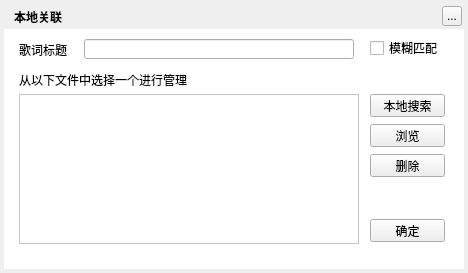
Old version of the form TTKModule/TTKWidget/musicUiKits/musicLrcKits/musiclrclocallinkwidget.ui in the repository Greedysky/TTKMusicPlayer.
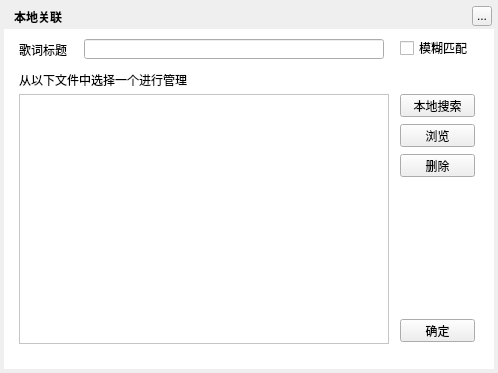
New version of the form. Custom widgets are drawn as their Qt base class.

```diff
--- a/TTKModule/TTKWidget/musicUiKits/musicLrcKits/musiclrclocallinkwidget.ui
+++ b/TTKModule/TTKWidget/musicUiKits/musicLrcKits/musiclrclocallinkwidget.ui
@@ -6,8 +6,8 @@
    <rect>
     <x>0</x>
     <y>0</y>
-    <width>468</width>
-    <height>273</height>
+    <width>498</width>
+    <height>373</height>
    </rect>
   </property>
   <property name="windowTitle">
@@ -18,8 +18,8 @@
     <rect>
      <x>4</x>
      <y>4</y>
-     <width>460</width>
-     <height>265</height>
+     <width>490</width>
+     <height>365</height>
     </rect>
    </property>
    <property name="text">
@@ -45,7 +45,7 @@
   <widget class="QToolButton" name="topTitleCloseButton">
    <property name="geometry">
     <rect>
-     <x>442</x>
+     <x>472</x>
      <y>6</y>
      <width>20</width>
      <height>20</height>
@@ -60,8 +60,8 @@
     <rect>
      <x>4</x>
      <y>29</y>
-     <width>460</width>
-     <height>240</height>
+     <width>490</width>
+     <height>340</height>
     </rect>
    </property>
    <property name="styleSheet">
@@ -86,7 +86,7 @@
     <rect>
      <x>84</x>
      <y>39</y>
-     <width>270</width>
+     <width>300</width>
      <height>20</height>
     </rect>
    </property>
@@ -96,8 +96,8 @@
     <rect>
      <x>19</x>
      <y>94</y>
-     <width>340</width>
-     <height>150</height>
+     <width>370</width>
+     <height>250</height>
     </rect>
    </property>
    <property name="styleSheet">
@@ -107,7 +107,7 @@
   <widget class="QPushButton" name="localSearchButton">
    <property name="geometry">
     <rect>
-     <x>370</x>
+     <x>400</x>
      <y>94</y>
      <width>75</width>
      <height>23</height>
@@ -123,7 +123,7 @@
   <widget class="QPushButton" name="previewButton">
    <property name="geometry">
     <rect>
-     <x>370</x>
+     <x>400</x>
      <y>124</y>
      <width>75</width>
      <height>23</height>
@@ -139,8 +139,8 @@
   <widget class="QPushButton" name="commitButton">
    <property name="geometry">
     <rect>
-     <x>370</x>
-     <y>219</y>
+     <x>400</x>
+     <y>319</y>
      <width>75</width>
      <height>23</height>
     </rect>
@@ -155,7 +155,7 @@
   <widget class="QCheckBox" name="fuzzyButton">
    <property name="geometry">
     <rect>
-     <x>370</x>
+     <x>400</x>
      <y>40</y>
      <width>75</width>
      <height>16</height>
@@ -194,7 +194,7 @@
   <widget class="QPushButton" name="deleteButton">
    <property name="geometry">
     <rect>
-     <x>370</x>
+     <x>400</x>
      <y>154</y>
      <width>75</width>
      <height>23</height>
```
